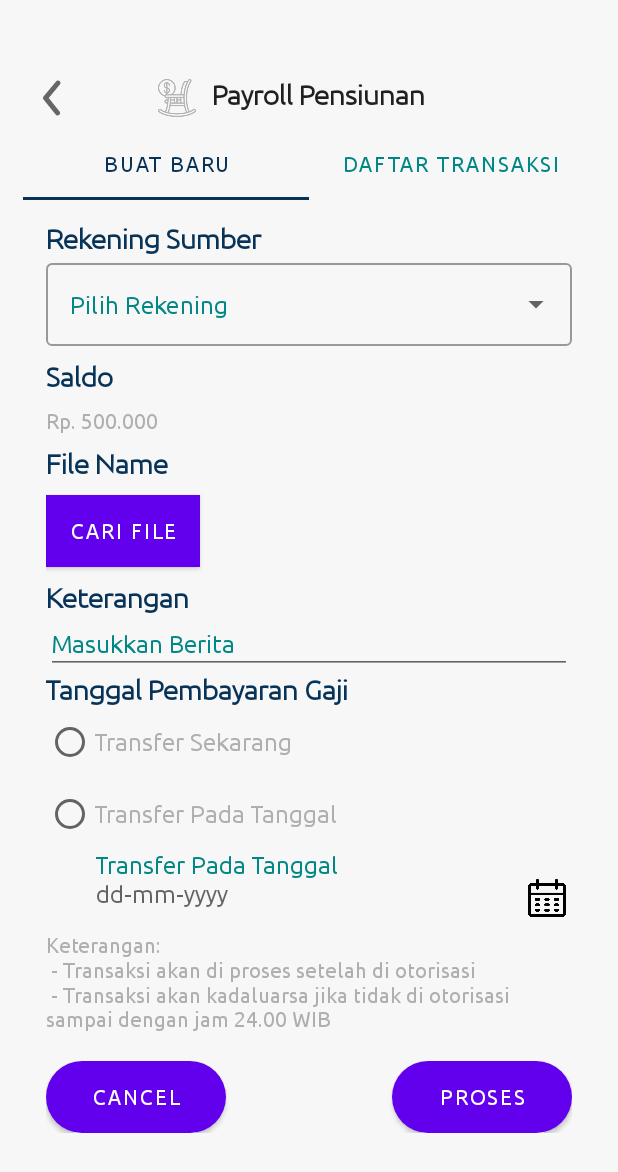
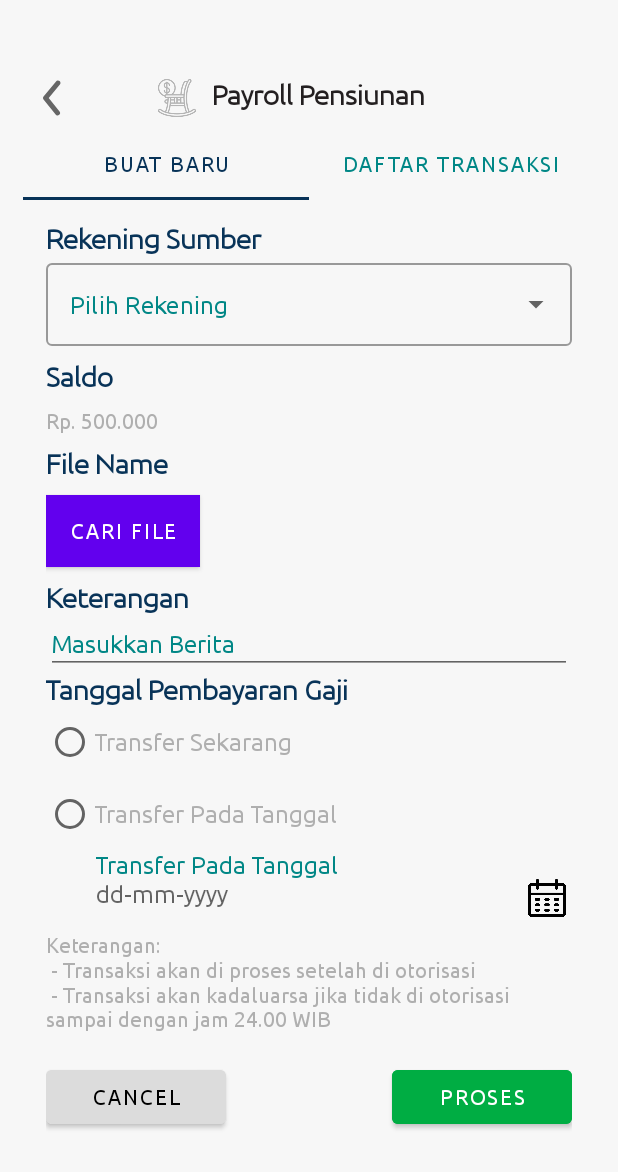
Before and after one commit to ohmantun/CMSMantap, an Android app: the FragmentBaruPensiunan screen opened directly, with no data from a screen before it, on a phone screen of 412 x 824 dp. Shown: the top 1172 px of the screen. Run offline under Robolectric (Android 15) with nearby library versions, the phone set to English and light mode, and no system bars.

Commit message:
ubah warna tombol di daftar transaksi

```diff
--- a/app/src/main/res/layout/fragment_barupensiunan.xml
+++ b/app/src/main/res/layout/fragment_barupensiunan.xml
@@ -205,9 +205,9 @@
                 android:layout_width="120dp"
                 android:layout_height="48dp"
                 android:layout_gravity="start"
-                android:backgroundTint="@color/box_biru"
-                android:background="@drawable/tombol"
+                android:backgroundTint="#DCDCDC"
                 android:enabled="true"
+                android:textColor="#000000"
                 android:text="Cancel"/>
 
             <Button
@@ -215,8 +215,7 @@
                 android:layout_width="120dp"
                 android:layout_height="48dp"
                 android:layout_gravity="end"
-                android:backgroundTint="@color/box_biru"
-                android:background="@drawable/tombol"
+                android:backgroundTint="#00AD43"
                 android:enabled="true"
                 android:text="Proses"/>
         </GridLayout>
```
Also changed, not shown: app/src/main/res/layout/fragment_buatbaru.xml (+3 -4 lines).
